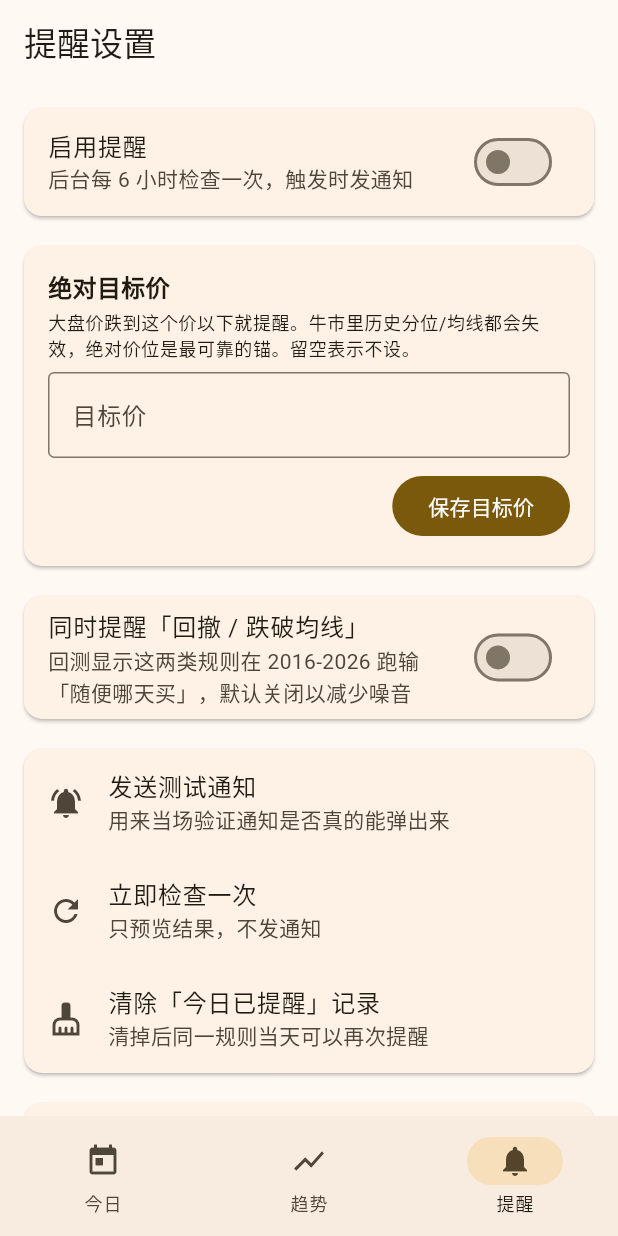
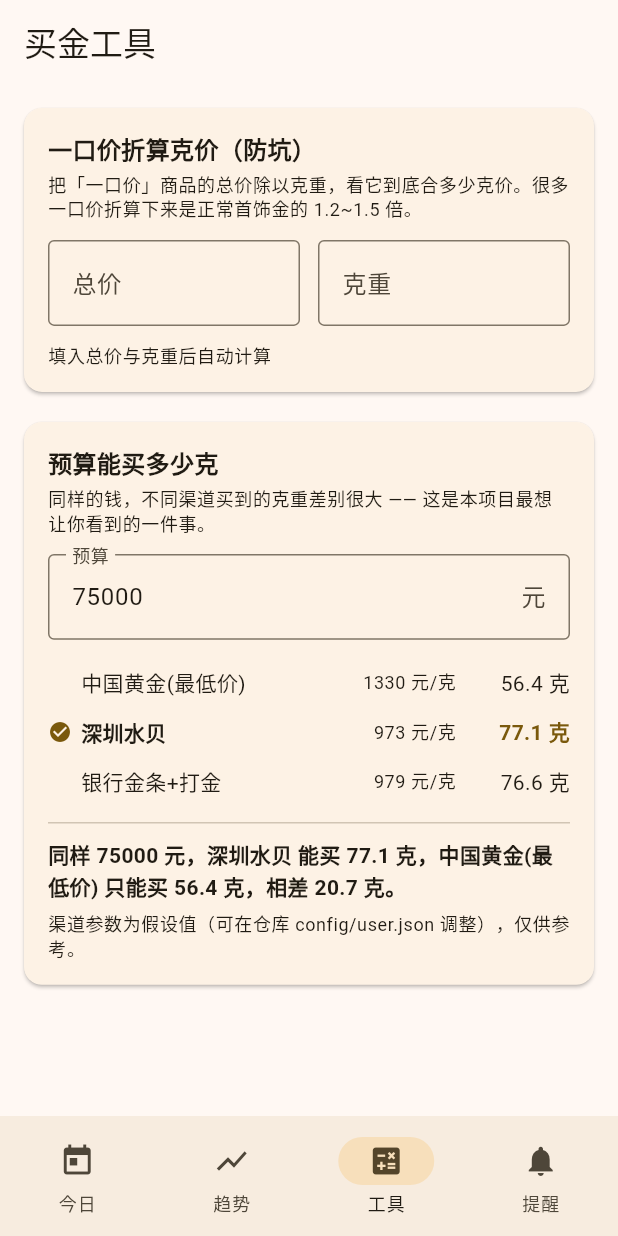
Before and after one commit to liangok/gold-price-monitor, a Flutter app: the screen it shows after launch, item 3 of the bottom bar chosen, on a phone screen of 412 x 824 dp. Run offline on Flutter 3.47's test engine with Material 3 defaults, Android fonts, the light colour scheme and no system bars; our stand-ins replace flutter_local_notifications, shared_preferences; missing offline and left inert: workmanager; network calls fail.

Commit message:
feat(app): 新增「工具」页 —— 一口价折算克价防坑计算器 + 预算可买克重

```diff
--- a/app/lib/main.dart
+++ b/app/lib/main.dart
@@ -10,6 +10,7 @@ import 'services/background_worker.dart';
 import 'services/notification_service.dart';
 import 'ui/home_page.dart';
 import 'ui/settings_page.dart';
+import 'ui/tools_page.dart';
 import 'ui/trend_page.dart';
 
 Future<void> main() async {
@@ -76,6 +77,7 @@ class _RootShellState extends State<RootShell> {
         children: <Widget>[
           HomePage(repository: _repository),
           TrendPage(repository: _repository),
+          ToolsPage(repository: _repository),
           const SettingsPage(),
         ],
       ),
@@ -85,6 +87,7 @@ class _RootShellState extends State<RootShell> {
         destinations: const <NavigationDestination>[
           NavigationDestination(icon: Icon(Icons.today), label: '今日'),
           NavigationDestination(icon: Icon(Icons.show_chart), label: '趋势'),
+          NavigationDestination(icon: Icon(Icons.calculate), label: '工具'),
           NavigationDestination(icon: Icon(Icons.notifications), label: '提醒'),
         ],
       ),
--- /dev/null
+++ b/app/lib/ui/tools_page.dart
@@ -0,0 +1,331 @@
+import 'package:flutter/material.dart';
+import 'package:goldprice_domain/goldprice_domain.dart';
+
+import '../data/repository.dart';
+
+class ToolsData {
+  final LatestSnapshot snapshot;
+  final ChannelConfig channelConfig;
+
+  const ToolsData({required this.snapshot, required this.channelConfig});
+}
+
+/// 买金实用工具。
+///
+/// 最要紧的是「一口价折算克价」：品牌店常推「一口价」商品，
+/// 折算下来能到 1500~2000 元/克，是买五金最容易吃亏的地方。
+/// 这里的判定逻辑复用了 packages/goldprice_domain 里有测试覆盖的 evaluateOnePrice。
+class ToolsPage extends StatefulWidget {
+  final GoldRepository repository;
+
+  const ToolsPage({super.key, required this.repository});
+
+  @override
+  State<ToolsPage> createState() => _ToolsPageState();
+}
+
+class _ToolsPageState extends State<ToolsPage> {
+  late Future<ToolsData> _future = _load();
+
+  final TextEditingController _totalPrice = TextEditingController();
+  final TextEditingController _grams = TextEditingController();
+  final TextEditingController _budget = TextEditingController(text: '75000');
+
+  @override
+  void dispose() {
+    _totalPrice.dispose();
+    _grams.dispose();
+    _budget.dispose();
+    super.dispose();
+  }
+
+  Future<ToolsData> _load() async {
+    final results = await Future.wait<Object>(<Future<Object>>[
+      widget.repository.loadLatest(),
+      widget.repository.loadUserConfig(),
+    ]);
+    return ToolsData(
+      snapshot: results[0] as LatestSnapshot,
+      channelConfig: ChannelConfig.fromJson(results[1] as Map<String, dynamic>),
+    );
+  }
+
+  double? _num(TextEditingController c) {
+    final text = c.text.trim();
+    if (text.isEmpty) return null;
+    return double.tryParse(text);
+  }
+
+  @override
+  Widget build(BuildContext context) {
+    return Scaffold(
+      appBar: AppBar(title: const Text('买金工具')),
+      body: FutureBuilder<ToolsData>(
+        future: _future,
+        builder: (BuildContext context, AsyncSnapshot<ToolsData> snap) {
+          if (snap.connectionState != ConnectionState.done) {
+            return const Center(child: CircularProgressIndicator());
+          }
+          if (snap.hasError || !snap.hasData) {
+            return Center(child: Text('加载失败：' + snap.error.toString()));
+          }
+          final data = snap.data!;
+          return ListView(
+            padding: const EdgeInsets.all(12),
+            children: <Widget>[
+              _onePriceCard(context, data),
+              const SizedBox(height: 12),
+              _budgetCard(context, data),
+              const SizedBox(height: 24),
+            ],
+          );
+        },
+      ),
+    );
+  }
+
+  // ---------------------------------------------------------------- 一口价
+
+  Widget _onePriceCard(BuildContext context, ToolsData data) {
+    final benchmark = data.snapshot.benchmark.close;
+    final reference = data.snapshot.brandStats['gold']?.avg;
+
+    final total = _num(_totalPrice);
+    final grams = _num(_grams);
+
+    OnePriceResult? result;
+    if (total != null && grams != null && grams > 0) {
+      result = evaluateOnePrice(
+        totalPrice: total,
+        grams: grams,
+        benchmarkClose: benchmark,
+        referenceGoldPrice: reference,
+      );
+    }
+
+    return Card(
+      child: Padding(
+        padding: const EdgeInsets.all(16),
+        child: Column(
+          crossAxisAlignment: CrossAxisAlignment.start,
+          children: <Widget>[
+            const Text('一口价折算克价（防坑）',
+                style: TextStyle(fontWeight: FontWeight.bold, fontSize: 16)),
+            const SizedBox(height: 4),
+            Text(
+              '把「一口价」商品的总价除以克重，看它到底合多少克价。'
+              '很多一口价折算下来是正常首饰金的 1.2~1.5 倍。',
+              style: Theme.of(context).textTheme.bodySmall,
+            ),
+            const SizedBox(height: 12),
+            Row(
+              children: <Widget>[
+                Expanded(
+                  child: TextField(
+                    controller: _totalPrice,
+                    keyboardType:
+                        const TextInputType.numberWithOptions(decimal: true),
+                    decoration: const InputDecoration(
+                      labelText: '总价',
+                      suffixText: '元',
+                      border: OutlineInputBorder(),
+                    ),
+                    onChanged: (String _) => setState(() {}),
+                  ),
+                ),
+                const SizedBox(width: 12),
+                Expanded(
+                  child: TextField(
+                    controller: _grams,
+                    keyboardType:
+                        const TextInputType.numberWithOptions(decimal: true),
+                    decoration: const InputDecoration(
+                      labelText: '克重',
+                      suffixText: '克',
+                      border: OutlineInputBorder(),
+                    ),
+                    onChanged: (String _) => setState(() {}),
+                  ),
+                ),
+              ],
+            ),
+            const SizedBox(height: 12),
+            if (result == null)
+              Text('填入总价与克重后自动计算',
+                  style: Theme.of(context).textTheme.bodySmall)
+            else
+              Column(
+                crossAxisAlignment: CrossAxisAlignment.start,
+                children: <Widget>[
+                  Row(
+                    crossAxisAlignment: CrossAxisAlignment.baseline,
+                    textBaseline: TextBaseline.alphabetic,
+                    children: <Widget>[
+                      Text(
+                        result.pricePerGram.toStringAsFixed(0),
+                        style: Theme.of(context)
+                            .textTheme
+                            .headlineMedium
+                            ?.copyWith(
+                              fontWeight: FontWeight.bold,
+                              color: result.overpriced
+                                  ? Theme.of(context).colorScheme.error
+                                  : Colors.green.shade700,
+                            ),
+                      ),
+                      const SizedBox(width: 4),
+                      const Text('元/克'),
+                    ],
+                  ),
+                  const SizedBox(height: 6),
+                  Text('大盘 ' + benchmark.toStringAsFixed(2) + ' 元/克'),
+                  if (reference != null)
+                    Text('当日品牌首饰金均价 ' +
+                        reference.toStringAsFixed(2) +
+                        ' 元/克'),
+                  if (result.premiumVsReferencePct != null)
+                    Text('比首饰金均价高 ' +
+                        (result.premiumVsReferencePct! * 100)
+                            .toStringAsFixed(1) +
+                        '%'),
+                  const SizedBox(height: 8),
+                  Container(
+                    width: double.infinity,
+                    padding: const EdgeInsets.all(10),
+                    decoration: BoxDecoration(
+                      color: result.overpriced
+                          ? Theme.of(context).colorScheme.errorContainer
+                          : Theme.of(context)
+                              .colorScheme
+                              .surfaceContainerHighest,
+                      borderRadius: BorderRadius.circular(8),
+                    ),
+                    child: Text(result.verdict),
+                  ),
+                ],
+              ),
+          ],
+        ),
+      ),
+    );
+  }
+
+  // ---------------------------------------------------------------- 预算
+
+  Widget _budgetCard(BuildContext context, ToolsData data) {
+    final cheapest = data.snapshot.cheapestMainlandGold;
+    if (cheapest == null) {
+      return const Card(child: ListTile(title: Text('暂无品牌数据')));
+    }
+
+    final budget = _num(_budget) ?? data.channelConfig.budgetCny;
+    final config = ChannelConfig(
+      budgetCny: budget,
+      targetGrams: data.channelConfig.targetGrams,
+      brandStore: data.channelConfig.brandStore,
+      shuibei: data.channelConfig.shuibei,
+      bankBarDiy: data.channelConfig.bankBarDiy,
+    );
+    final cmp = compareChannels(
+      benchmarkClose: data.snapshot.benchmark.close,
+      brandName: cheapest.name,
+      brandGold: cheapest.gold!,
+      bankBarPrice: data.snapshot.cheapestBankBarPrice,
+      config: config,
+    );
+
+    return Card(
+      child: Padding(
+        padding: const EdgeInsets.all(16),
+        child: Column(
+          crossAxisAlignment: CrossAxisAlignment.start,
+          children: <Widget>[
+            const Text('预算能买多少克',
+                style: TextStyle(fontWeight: FontWeight.bold, fontSize: 16)),
+            const SizedBox(height: 4),
+            Text(
+              '同样的钱，不同渠道买到的克重差别很大 —— 这是本项目最想让你看到的一件事。',
+              style: Theme.of(context).textTheme.bodySmall,
+            ),
+            const SizedBox(height: 12),
+            TextField(
+              controller: _budget,
+              keyboardType: const TextInputType.numberWithOptions(decimal: true),
+              decoration: const InputDecoration(
+                labelText: '预算',
+                suffixText: '元',
+                border: OutlineInputBorder(),
+              ),
+              onChanged: (String _) => setState(() {}),
+            ),
+            const SizedBox(height: 12),
+            ...cmp.quotes.map((ChannelQuote q) {
+              return Padding(
+                padding: const EdgeInsets.symmetric(vertical: 6),
+                child: Row(
+                  children: <Widget>[
+                    if (q.isBest)
+                      Icon(Icons.check_circle,
+                          size: 16, color: Theme.of(context).colorScheme.primary)
+                    else
+                      const SizedBox(width: 16),
+                    const SizedBox(width: 6),
+                    Expanded(
+                      child: Text(
+                        q.name,
+                        style: TextStyle(
+                          fontWeight:
+                              q.isBest ? FontWeight.bold : FontWeight.normal,
+                        ),
+                      ),
+                    ),
+                    Text(q.costPerGram.toStringAsFixed(0) + ' 元/克',
+                        style: Theme.of(context).textTheme.bodySmall),
+                    const SizedBox(width: 10),
+                    SizedBox(
+                      width: 66,
+                      child: Text(
+                        q.gramsForBudget.toStringAsFixed(1) + ' 克',
+                        textAlign: TextAlign.right,
+                        style: TextStyle(
+                          fontWeight:
+                              q.isBest ? FontWeight.bold : FontWeight.normal,
+                          color: q.isBest
+                              ? Theme.of(context).colorScheme.primary
+                              : null,
+                        ),
+                      ),
+                    ),
+                  ],
+                ),
+              );
+            }),
+            const Divider(height: 22),
+            Text(
+              '同样 ' +
+                  budget.toStringAsFixed(0) +
+                  ' 元，' +
+                  cmp.best.name +
+                  ' 能买 ' +
+                  cmp.best.gramsForBudget.toStringAsFixed(1) +
+                  ' 克，' +
+                  cmp.worst.name +
+                  ' 只能买 ' +
+                  cmp.worst.gramsForBudget.toStringAsFixed(1) +
+                  ' 克，相差 ' +
+                  (cmp.best.gramsForBudget - cmp.worst.gramsForBudget)
+                      .toStringAsFixed(1) +
+                  ' 克。',
+              style: const TextStyle(fontWeight: FontWeight.w600),
+            ),
+            const SizedBox(height: 6),
+            Text(
+              '渠道参数为假设值（可在仓库 config/user.json 调整），仅供参考。',
+              style: Theme.of(context).textTheme.bodySmall,
+            ),
+          ],
+        ),
+      ),
+    );
+  }
+}
```
